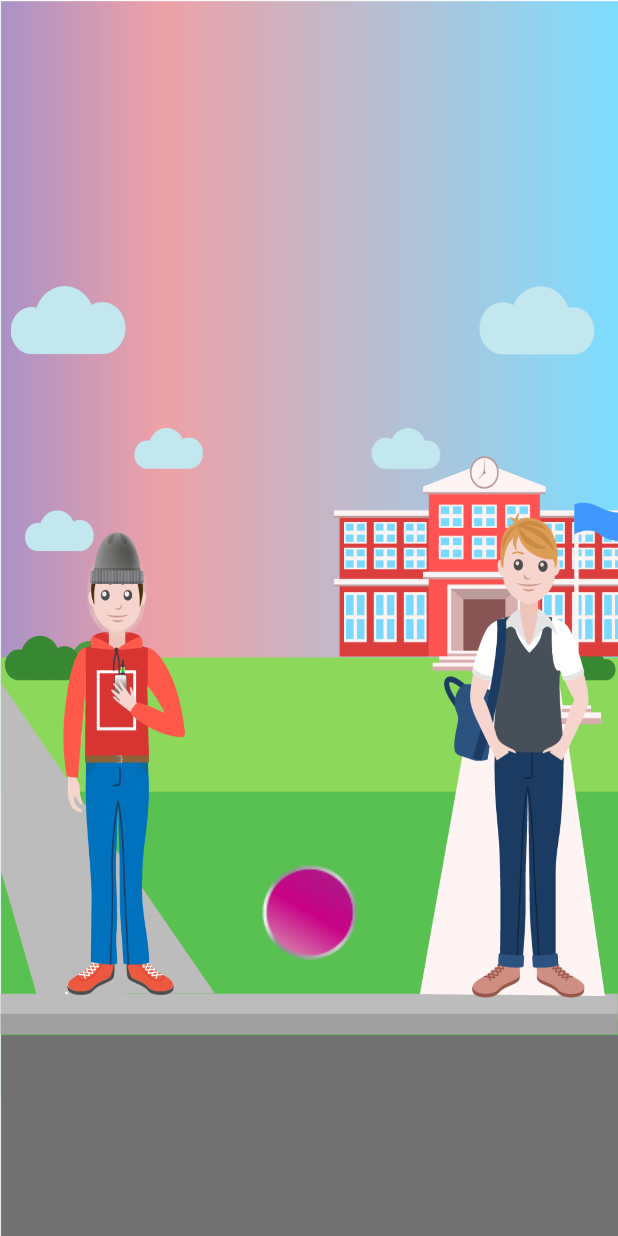
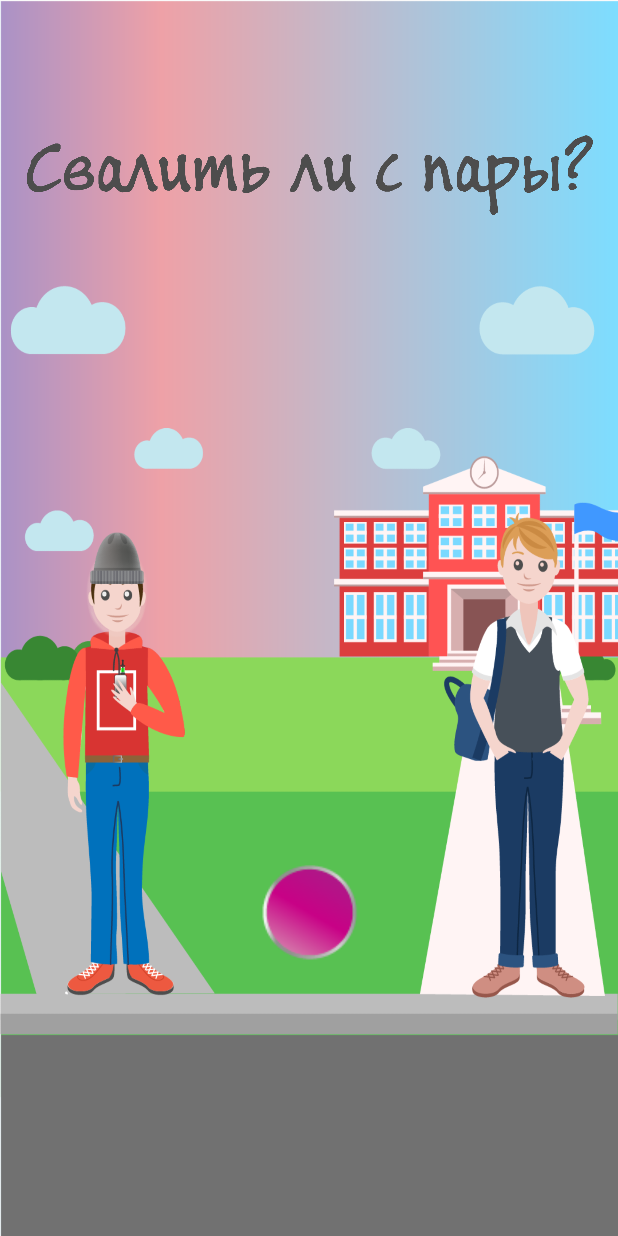
Before and after one commit to N-DevelopOdi/escape-from-lesson, an Android app: the screen it shows after launch (MainActivity), on a phone screen of 412 x 824 dp. Run offline under Robolectric (Android 15) with nearby library versions, the phone set to English and light mode, and no system bars; libraries missing offline, so code that uses them is left out: com.appodeal.ads; 3 statements that could not run were skipped.

Commit message:
название

```diff
--- a/app/build.gradle
+++ b/app/build.gradle
@@ -29,4 +29,5 @@ dependencies {
     compile 'com.google.android.gms:play-services-ads:9.8.0'
     compile 'com.google.android.gms:play-services-location:9.8.0'
     testCompile 'junit:junit:4.12'
+    compile files('libs/appodeal-1.15.9.jar')
 }
--- a/app/src/main/res/layout/activity_main.xml
+++ b/app/src/main/res/layout/activity_main.xml
@@ -55,6 +55,14 @@
 		android:layout_alignStart="@+id/imageButton"
 		android:layout_marginLeft="50dp"
 		android:layout_marginStart="50dp" android:visibility="gone"/>
+	<ImageView
+		android:layout_width="wrap_content"
+		android:layout_height="200dp"
+		app:srcCompat="@drawable/name2"
+		android:id="@+id/imageView"
+		android:layout_toRightOf="@+id/escape"
+		android:layout_toEndOf="@+id/escape"
+	/>
 
 
 </RelativeLayout>
```
Also changed, not shown: app/src/main/res/drawable/name.png (added), app/src/main/res/drawable/name1.png (added), app/src/main/res/drawable/name2.png (added), 6 other files.
